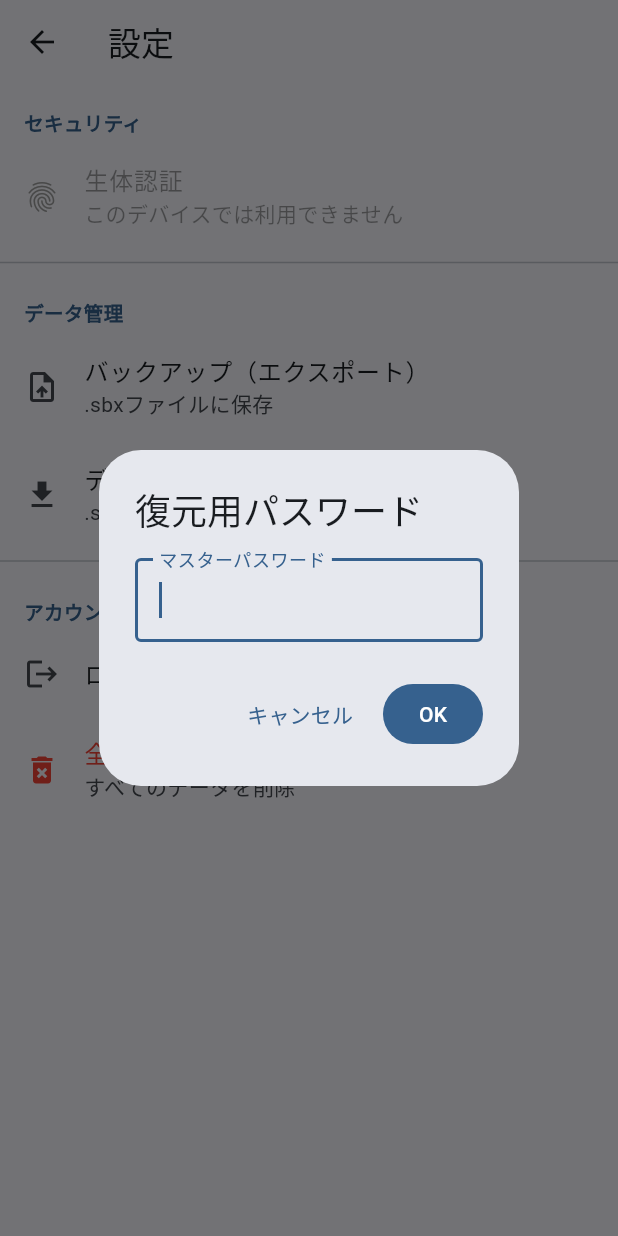
After one commit to comcommasa-bit/comcommasa-bit-secureboxVer2, a Flutter app: the SettingsScreen screen opened directly, after a tap on "データ復元（インポート）", on a phone screen of 412 x 824 dp. The commit adds this screen. Run offline on Flutter 3.47's test engine with Material 3 defaults, Android fonts, the phone set to English and light mode, and no system bars; our stand-ins replace file_picker, flutter_secure_storage, local_auth, sqflite; missing offline and left inert: encrypt; accounts and stored records are empty.

Commit message:
Add settings screen and update CLAUDE-1.md
- Create settings_screen.dart with biometric toggle, backup/restore,
  data reset, and logout functionality
- Add settings button (gear icon) to ListScreen AppBar
- Update CLAUDE-1.md: phase completion status, service descriptions,
  file structure with auth_screen and settings_screen

Co-Authored-By: Claude Opus 4.6 <noreply@anthropic.com>

```diff
--- /dev/null
+++ b/lib/screens/settings_screen.dart
@@ -0,0 +1,292 @@
+/// 設定画面
+///
+/// 生体認証のON/OFF、データバックアップ/復元、
+/// 全データリセット、ログアウト機能を提供する。
+library;
+
+import 'package:flutter/material.dart';
+
+import '../services/auth_service.dart';
+import '../services/backup_service.dart';
+import '../services/storage_service.dart';
+import '../widgets/toast.dart';
+import 'auth_screen.dart';
+
+/// 設定画面ウィジェット
+class SettingsScreen extends StatefulWidget {
+  /// [SettingsScreen] を作成する
+  const SettingsScreen({super.key});
+
+  @override
+  State<SettingsScreen> createState() => _SettingsScreenState();
+}
+
+class _SettingsScreenState extends State<SettingsScreen> {
+  final _authService = AuthService();
+  final _backupService = BackupService();
+  final _storageService = StorageService();
+
+  bool _biometricsAvailable = false;
+  bool _biometricsEnabled = false;
+  bool _isLoading = false;
+
+  @override
+  void initState() {
+    super.initState();
+    _loadSettings();
+  }
+
+  /// 設定の初期値を読み込む
+  Future<void> _loadSettings() async {
+    final available = await _authService.isBiometricsAvailable;
+    final enabled = await _authService.isBiometricsEnabled;
+
+    if (mounted) {
+      setState(() {
+        _biometricsAvailable = available;
+        _biometricsEnabled = enabled;
+      });
+    }
+  }
+
+  /// 生体認証の有効/無効を切り替える
+  Future<void> _toggleBiometrics(bool value) async {
+    await _authService.setBiometricsEnabled(value);
+    if (mounted) {
+      setState(() => _biometricsEnabled = value);
+      AppToast.showSuccess(
+        context,
+        value ? '生体認証を有効にしました' : '生体認証を無効にしました',
+      );
+    }
+  }
+
+  /// バックアップをエクスポートする
+  Future<void> _exportBackup() async {
+    final password = await _showPasswordDialog('バックアップ用パスワード');
+    if (password == null) return;
+
+    setState(() => _isLoading = true);
+    try {
+      final path = await _backupService.exportToLocalFile(password);
+      if (mounted) {
+        if (path != null) {
+          AppToast.showSuccess(context, 'バックアップを保存しました');
+        }
+      }
+    } catch (e) {
+      if (mounted) {
+        AppToast.showError(context, e.toString());
+      }
+    } finally {
+      if (mounted) setState(() => _isLoading = false);
+    }
+  }
+
+  /// バックアップからインポートする
+  Future<void> _importBackup() async {
+    final password = await _showPasswordDialog('復元用パスワード');
+    if (password == null) return;
+
+    setState(() => _isLoading = true);
+    try {
+      final result = await _backupService.importFromLocalFile(password);
+      if (mounted) {
+        AppToast.showSuccess(
+          context,
+          '${result.imported}件インポート、${result.skipped}件スキップ',
+        );
+      }
+    } catch (e) {
+      if (mounted) {
+        AppToast.showError(context, e.toString());
+      }
+    } finally {
+      if (mounted) setState(() => _isLoading = false);
+    }
+  }
+
+  /// 全データをリセットする
+  Future<void> _resetAllData() async {
+    final confirmed = await showDialog<bool>(
+      context: context,
+      builder: (context) => AlertDialog(
+        title: const Text('全データリセット'),
+        content: const Text(
+          'すべてのデータとマスターパスワードが削除されます。\n'
+          'この操作は取り消せません。',
+        ),
+        actions: [
+          TextButton(
+            onPressed: () => Navigator.pop(context, false),
+            child: const Text('キャンセル'),
+          ),
+          FilledButton(
+            onPressed: () => Navigator.pop(context, true),
+            style: FilledButton.styleFrom(
+              backgroundColor: Colors.red,
+            ),
+            child: const Text('リセット'),
+          ),
+        ],
+      ),
+    );
+
+    if (confirmed != true) return;
+
+    setState(() => _isLoading = true);
+    try {
+      await _storageService.deleteAllKeys();
+      await _authService.clearAll();
+      if (mounted) {
+        AppToast.showSuccess(context, '全データをリセットしました');
+        _navigateToAuth();
+      }
+    } catch (e) {
+      if (mounted) {
+        AppToast.showError(context, 'リセットに失敗しました');
+      }
+    } finally {
+      if (mounted) setState(() => _isLoading = false);
+    }
+  }
+
+  /// ログアウトして認証画面に戻る
+  void _logout() {
+    _navigateToAuth();
+  }
+
+  /// 認証画面に遷移する（スタックをクリア）
+  void _navigateToAuth() {
+    Navigator.of(context).pushAndRemoveUntil(
+      MaterialPageRoute<void>(builder: (_) => const AuthScreen()),
+      (_) => false,
+    );
+  }
+
+  /// パスワード入力ダイアログを表示する
+  Future<String?> _showPasswordDialog(String title) async {
+    final controller = TextEditingController();
+    final result = await showDialog<String>(
+      context: context,
+      builder: (context) => AlertDialog(
+        title: Text(title),
+        content: TextField(
+          controller: controller,
+          obscureText: true,
+          decoration: const InputDecoration(
+            labelText: 'マスターパスワード',
+            border: OutlineInputBorder(),
+          ),
+          autofocus: true,
+          onSubmitted: (value) => Navigator.pop(context, value),
+        ),
+        actions: [
+          TextButton(
+            onPressed: () => Navigator.pop(context),
+            child: const Text('キャンセル'),
+          ),
+          FilledButton(
+            onPressed: () => Navigator.pop(context, controller.text),
+            child: const Text('OK'),
+          ),
+        ],
+      ),
+    );
+    controller.dispose();
+
+    if (result == null || result.isEmpty) return null;
+    return result;
+  }
+
+  @override
+  Widget build(BuildContext context) {
+    return Scaffold(
+      appBar: AppBar(title: const Text('設定')),
+      body: _isLoading
+          ? const Center(child: CircularProgressIndicator())
+          : ListView(
+              children: [
+                // ─── セキュリティ ───
+                const _SectionHeader(title: 'セキュリティ'),
+                if (_biometricsAvailable)
+                  SwitchListTile(
+                    title: const Text('生体認証'),
+                    subtitle: const Text('指紋・顔認証でロック解除'),
+                    secondary: const Icon(Icons.fingerprint),
+                    value: _biometricsEnabled,
+                    onChanged: _toggleBiometrics,
+                  ),
+                if (!_biometricsAvailable)
+                  const ListTile(
+                    leading: Icon(Icons.fingerprint, color: Colors.grey),
+                    title: Text('生体認証'),
+                    subtitle: Text('このデバイスでは利用できません'),
+                    enabled: false,
+                  ),
+
+                const Divider(),
+
+                // ─── データ管理 ───
+                const _SectionHeader(title: 'データ管理'),
+                ListTile(
+                  leading: const Icon(Icons.upload_file),
+                  title: const Text('バックアップ（エクスポート）'),
+                  subtitle: const Text('.sbxファイルに保存'),
+                  onTap: _exportBackup,
+                ),
+                ListTile(
+                  leading: const Icon(Icons.download),
+                  title: const Text('データ復元（インポート）'),
+                  subtitle: const Text('.sbxファイルから復元'),
+                  onTap: _importBackup,
+                ),
+
+                const Divider(),
+
+                // ─── アカウント ───
+                const _SectionHeader(title: 'アカウント'),
+                ListTile(
+                  leading: const Icon(Icons.logout),
+                  title: const Text('ログアウト'),
+                  onTap: _logout,
+                ),
+                ListTile(
+                  leading: const Icon(
+                    Icons.delete_forever,
+                    color: Colors.red,
+                  ),
+                  title: const Text(
+                    '全データリセット',
+                    style: TextStyle(color: Colors.red),
+                  ),
+                  subtitle: const Text('すべてのデータを削除'),
+                  onTap: _resetAllData,
+                ),
+              ],
+            ),
+    );
+  }
+}
+
+/// セクションヘッダー
+class _SectionHeader extends StatelessWidget {
+  const _SectionHeader({required this.title});
+
+  final String title;
+
+  @override
+  Widget build(BuildContext context) {
+    return Padding(
+      padding: const EdgeInsets.fromLTRB(16, 16, 16, 4),
+      child: Text(
+        title,
+        style: TextStyle(
+          fontSize: 13,
+          fontWeight: FontWeight.bold,
+          color: Theme.of(context).colorScheme.primary,
+        ),
+      ),
+    );
+  }
+}
```
Also changed, not shown: lib/screens/list_screen.dart (+15 -0 lines), 1 other file.
